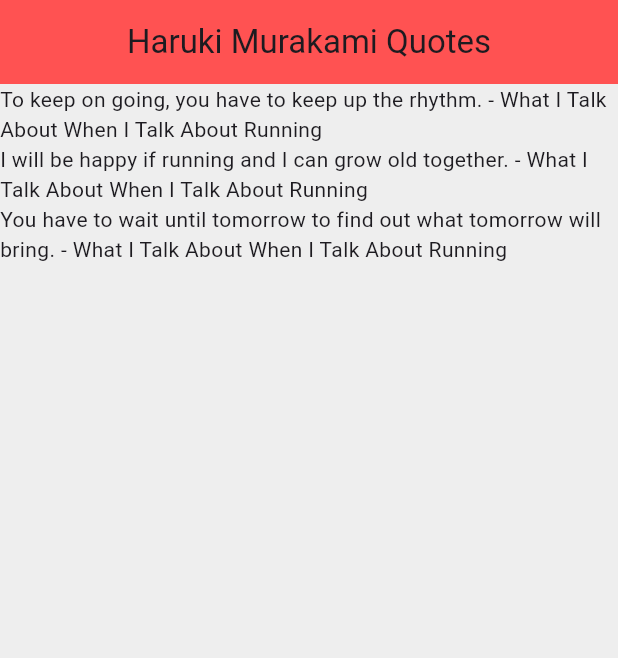
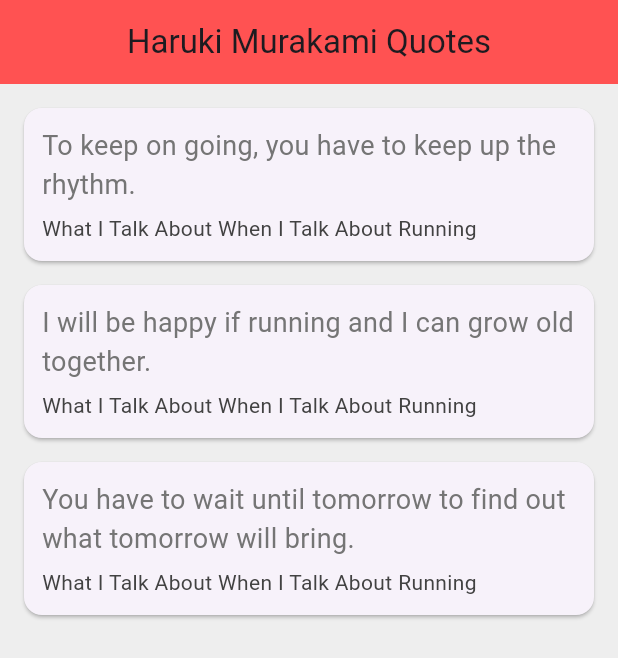
Before and after one commit to jsafe00/my_flutter_app, a Flutter app: the screen it shows after launch, on a phone screen of 412 x 824 dp. Shown: the top 658 px of the screen. Run offline on Flutter 3.47's test engine with Material 3 defaults, Android fonts, the phone set to English and light mode, and no system bars.

Commit message:
flutter card

```diff
--- a/lib/main.dart
+++ b/lib/main.dart
@@ -1,4 +1,5 @@
 import 'package:flutter/material.dart';
+import 'package:flutter/widgets.dart';
 import 'quote.dart';
 
 void main() => runApp(MaterialApp(
@@ -24,6 +25,35 @@ class _QuoteListState extends State<QuoteList> {
           text: 'You have to wait until tomorrow to find out what tomorrow will bring.'),
   ];
 
+  Widget quoteTemplate(quote){
+    return Card(
+      margin: EdgeInsets.fromLTRB(16.0,16.0, 16.0, 0),
+      child: Padding(
+        padding: const EdgeInsets.all(12.0),
+        child: Column(
+          crossAxisAlignment: CrossAxisAlignment.stretch,
+          children: <Widget>[
+            Text(
+              quote.text,
+              style: TextStyle(
+                fontSize: 18.0,
+                color: Colors.grey[600],
+              ),
+            ),
+            SizedBox(height: 6.0,),
+            Text(
+              quote.book,
+              style: TextStyle(
+                fontSize: 14.0,
+                color: Colors.grey[800]
+              ),
+            ),
+          ],
+        ),
+      ),
+    );
+  }
+
   Widget build(BuildContext context) {
     return Scaffold(
       backgroundColor: Colors.grey[200],
@@ -33,7 +63,7 @@ class _QuoteListState extends State<QuoteList> {
         backgroundColor: Colors.redAccent,
       ),
       body: Column(
-        children: quotes.map((quote) => Text('${quote.text} - ${quote.book}')).toList(),
+        children: quotes.map((quote) => quoteTemplate(quote)).toList(),
       )
     );
   }
```
